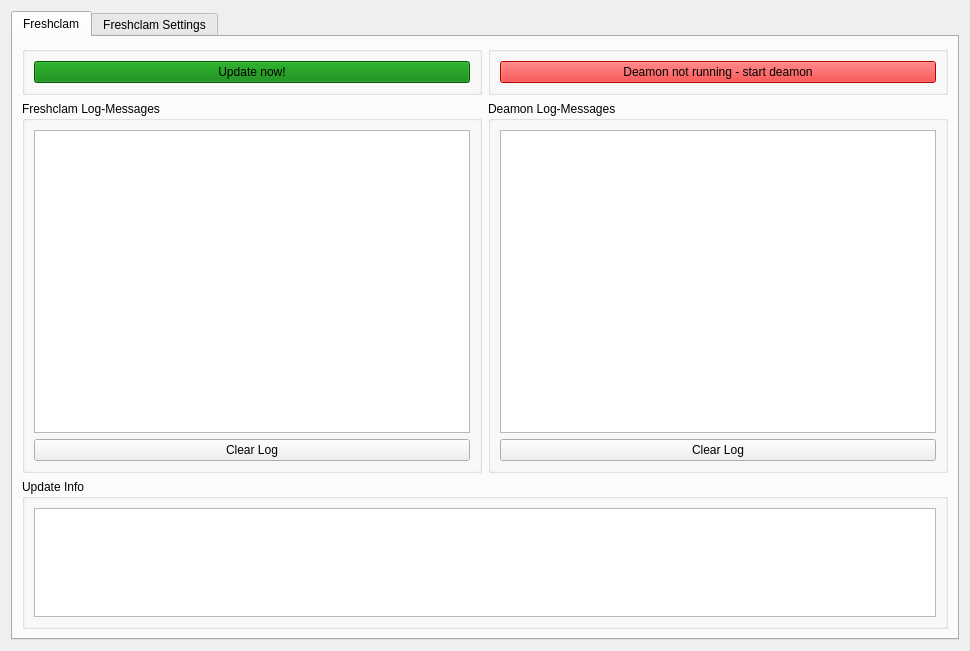
Before: the Qt Designer form ui/freshclamsetter.ui in robinking623/clamav-gui, drawn with Qt 5.
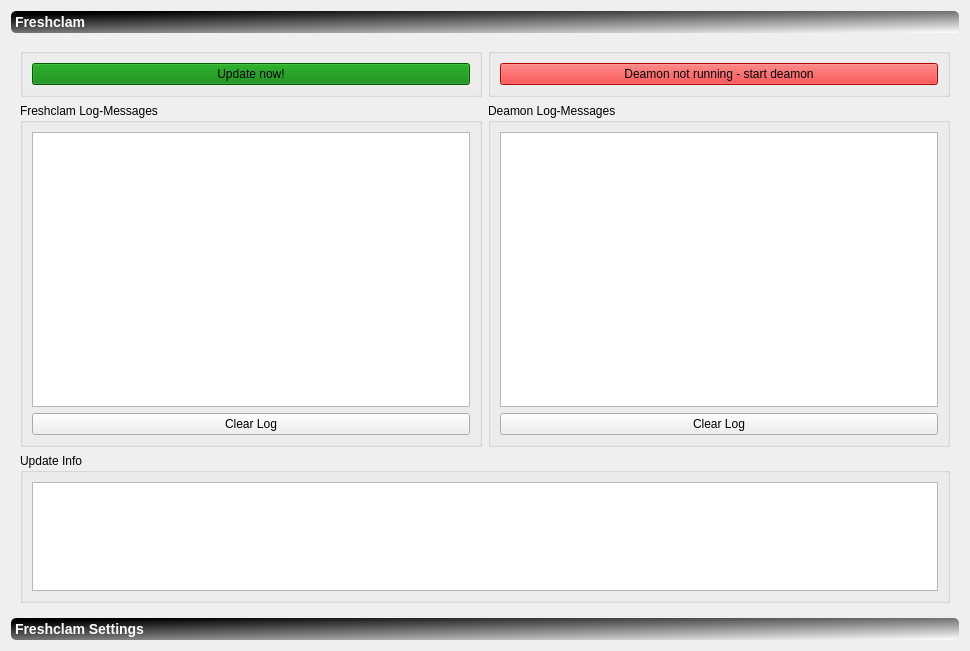
After: the same form once the commit is applied. Icons and pictures are not drawn.

Diff of the .ui file:
```diff
--- a/ui/freshclamsetter.ui
+++ b/ui/freshclamsetter.ui
@@ -13,21 +13,39 @@
   <property name="windowTitle">
    <string>Form</string>
   </property>
-  <layout class="QGridLayout" name="gridLayout_7">
-   <item row="0" column="0">
-    <widget class="QTabWidget" name="tabWidget">
+  <layout class="QHBoxLayout" name="horizontalLayout">
+   <item>
+    <widget class="QToolBox" name="toolBox">
+     <property name="styleSheet">
+      <string notr="true">QToolBox::tab {
+	font-weight:bold;
+	font-size:14px;
+	background-color: qlineargradient(spread:pad, x1:0.005, y1:0.006, x2:1, y2:1, stop:0.0819672 rgba(0, 0, 0, 255), stop:1 rgba(255, 255, 255, 255));
+	color: white;
+	border-radius:5px;
+}
+</string>
+     </property>
      <property name="currentIndex">
       <number>0</number>
      </property>
-     <widget class="QWidget" name="tab">
+     <widget class="QWidget" name="page">
+      <property name="geometry">
+       <rect>
+        <x>0</x>
+        <y>0</y>
+        <width>952</width>
+        <height>573</height>
+       </rect>
+      </property>
       <attribute name="icon">
        <iconset resource="../resources.qrc">
         <normaloff>:/icons/icons/freshclam.png</normaloff>:/icons/icons/freshclam.png</iconset>
       </attribute>
-      <attribute name="title">
+      <attribute name="label">
        <string>Freshclam</string>
       </attribute>
-      <layout class="QGridLayout" name="gridLayout_6">
+      <layout class="QGridLayout" name="gridLayout_7">
        <item row="0" column="0">
         <layout class="QGridLayout" name="gridLayout_4">
          <item row="0" column="0">
@@ -205,8 +223,8 @@
 hr { height: 1px; border-width: 0; }
 li.unchecked::marker { content: &quot;\2610&quot;; }
 li.checked::marker { content: &quot;\2612&quot;; }
-&lt;/style&gt;&lt;/head&gt;&lt;body style=&quot; font-family:'Noto Sans'; font-size:10pt; font-weight:400; font-style:normal;&quot;&gt;
-&lt;p style=&quot;-qt-paragraph-type:empty; margin-top:0px; margin-bottom:0px; margin-left:0px; margin-right:0px; -qt-block-indent:0; text-indent:0px; font-family:'Sans Serif'; font-size:9pt;&quot;&gt;&lt;br /&gt;&lt;/p&gt;&lt;/body&gt;&lt;/html&gt;</string>
+&lt;/style&gt;&lt;/head&gt;&lt;body style=&quot; font-family:'Sans Serif'; font-size:9pt; font-weight:400; font-style:normal;&quot;&gt;
+&lt;p style=&quot;-qt-paragraph-type:empty; margin-top:0px; margin-bottom:0px; margin-left:0px; margin-right:0px; -qt-block-indent:0; text-indent:0px;&quot;&gt;&lt;br /&gt;&lt;/p&gt;&lt;/body&gt;&lt;/html&gt;</string>
             </property>
            </widget>
           </item>
@@ -215,12 +233,20 @@
        </item>
       </layout>
      </widget>
-     <widget class="QWidget" name="tab_2">
+     <widget class="QWidget" name="page_2">
+      <property name="geometry">
+       <rect>
+        <x>0</x>
+        <y>0</y>
+        <width>952</width>
+        <height>573</height>
+       </rect>
+      </property>
       <attribute name="icon">
        <iconset resource="../resources.qrc">
         <normaloff>:/icons/icons/options.png</normaloff>:/icons/icons/options.png</iconset>
       </attribute>
-      <attribute name="title">
+      <attribute name="label">
        <string>Freshclam Settings</string>
       </attribute>
       <layout class="QGridLayout" name="gridLayout_9">
```
Left out of the diff: 32 changed lines with no effect on the pictures.
